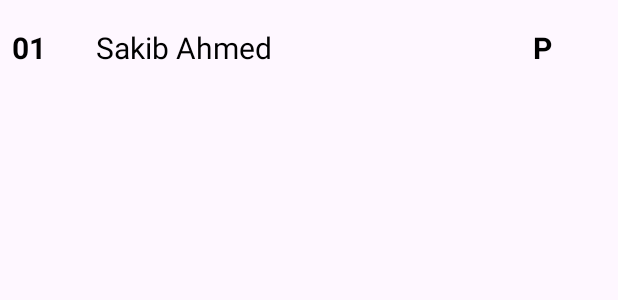
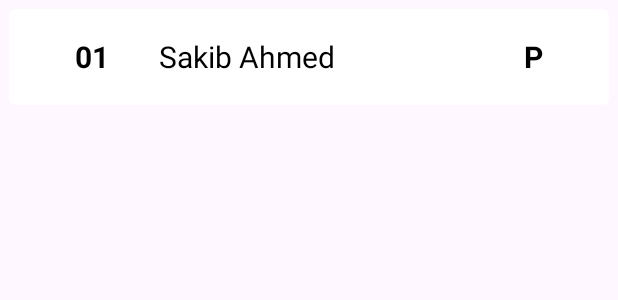
Before and after one commit to Md-Rabiul-Islam75/attendance-app-project-final, an Android app: the layout student_item.xml on its own in the app's theme, with its tools: preview values and no code run, on a phone screen of 412 x 824 dp. Shown: the top 300 px of the screen. Run offline under Robolectric (Android 15) with nearby library versions, the phone set to English and light mode, and no system bars.

Commit message:
task 07 done , before data base

```diff
--- a/app/src/main/res/layout/student_item.xml
+++ b/app/src/main/res/layout/student_item.xml
@@ -1,7 +1,21 @@
-<RelativeLayout xmlns:android="http://schemas.android.com/apk/res/android"
+<androidx.cardview.widget.CardView
+    xmlns:android="http://schemas.android.com/apk/res/android"
+    xmlns:app="http://schemas.android.com/apk/res-auto"
     android:layout_width="match_parent"
-    android:layout_height="64dp" >
+    android:id="@+id/cardView"
+    android:layout_height="64dp"
+    android:layout_marginLeft="6dp"
+    android:layout_marginRight="6dp"
+    android:layout_marginTop="6dp"
+    app:cardUseCompatPadding="false"
+    app:cardElevation="0dp"
+    app:cardPreventCornerOverlap="false"
+    app:cardCornerRadius="4dp">
 
+    <RelativeLayout
+        android:paddingStart="36dp"
+        android:layout_width="match_parent"
+        android:layout_height="match_parent">
         <RelativeLayout
             android:layout_width="match_parent"
             android:layout_height="wrap_content"
@@ -39,3 +53,4 @@
 
         </RelativeLayout>
     </RelativeLayout>
+</androidx.cardview.widget.CardView>
```
Also changed, not shown: app/src/main/java/com/example/projectnew/StudentActivity.java (+13 -1 lines), app/src/main/java/com/example/projectnew/StudentAdapter.java (+15 -0 lines), app/src/main/res/values/colors.xml (+12 -0 lines). Lines whose indentation alone changed are shown as unchanged.
